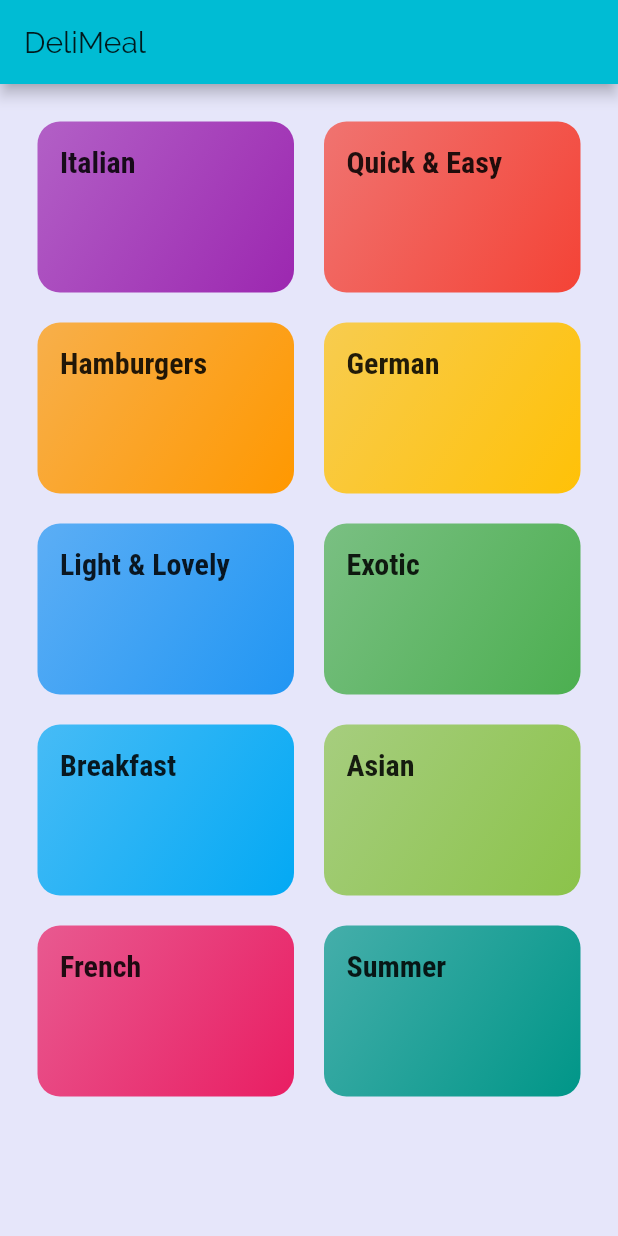
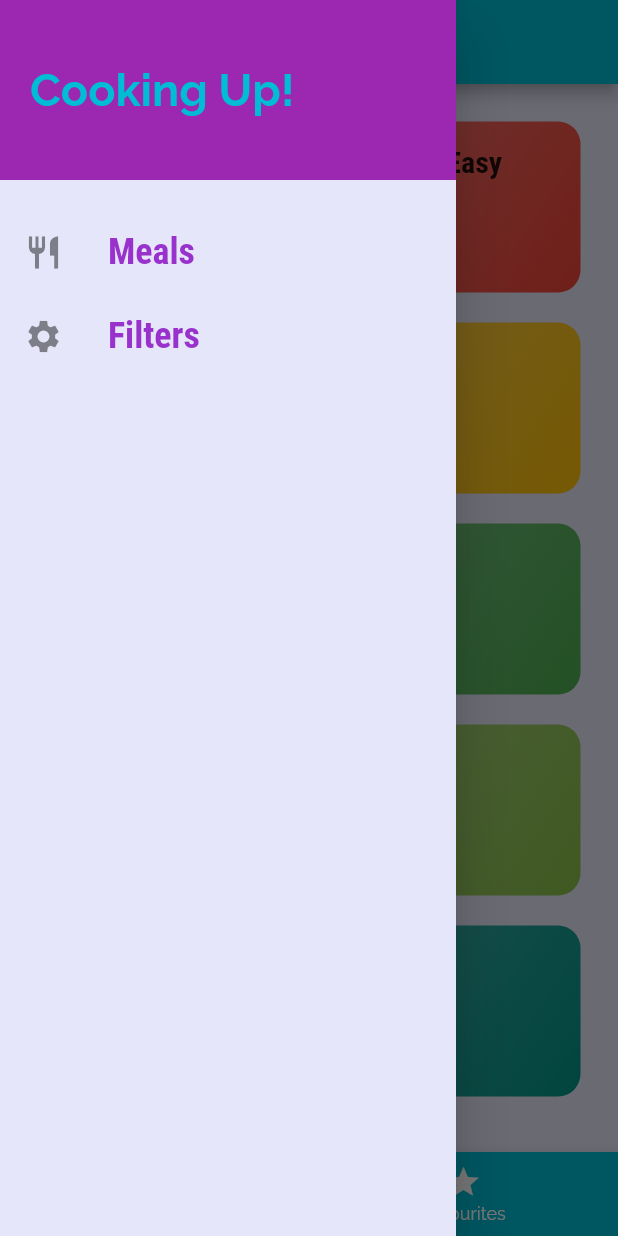
Before and after one commit to elefantaka/mealsApp, a Flutter app: the screen it shows after launch, with the side drawer open (before the commit the screen has no drawer), on a phone screen of 412 x 824 dp. Run offline on Flutter 3.47's test engine with Material 2 defaults, Android fonts, the phone set to English and light mode, and no system bars.

Commit message:
adding navigation bar in the bottom, working with the Drawer widget

```diff
--- a/lib/main.dart
+++ b/lib/main.dart
@@ -1,9 +1,11 @@
 import 'dart:ui';
 
 import 'package:flutter/material.dart';
+import 'package:meals_app/screens/filters_screen.dart';
 import 'file:///C:/Work/flutterUdemy/meals_app/lib/screens/categories_screen.dart';
 import 'file:///C:/Work/flutterUdemy/meals_app/lib/screens/category_meals_screen.dart';
 import 'package:meals_app/screens/meal_detail_screen.dart';
+import 'package:meals_app/screens/tabs_screen.dart';
 
 void main() => runApp(MyApp());
 
@@ -32,9 +34,10 @@ class MyApp extends StatelessWidget {
       // home: CategoriesScreen(),
       initialRoute: '/',
       routes: {
-        '/': (ctx) => CategoriesScreen(),
+        '/': (ctx) => TabsScreen(),
         CategoryMealsScreen.routeName: (ctx) => CategoryMealsScreen(),
         MealDetailScreen.routeName: (ctx) => MealDetailScreen(),
+        FiltersScreen.routeName: (ctx) => FiltersScreen(),
       },
       // onGenerateRoute: (settings) {
       //   print(settings.arguments);
--- a/lib/screens/categories_screen.dart
+++ b/lib/screens/categories_screen.dart
@@ -3,22 +3,21 @@ import 'package:flutter/material.dart';
 import '../widgets/category_item.dart';
 import '../data.dart';
 
-
 class CategoriesScreen extends StatelessWidget {
   @override
   Widget build(BuildContext context) {
-    return Scaffold(
-      appBar: AppBar(title: const Text('DeliMeal'),),
-      body: GridView(
+    return GridView(
       padding: const EdgeInsets.all(25),
-        children: DUMMY_CATEGORIES.map((catData) => CategoryItem(catData.id, catData.title, catData.color)).toList(),
+      children: DUMMY_CATEGORIES
+          .map((catData) =>
+              CategoryItem(catData.id, catData.title, catData.color))
+          .toList(),
       gridDelegate: SliverGridDelegateWithMaxCrossAxisExtent(
         maxCrossAxisExtent: 200,
         childAspectRatio: 3 / 2,
         crossAxisSpacing: 20,
         mainAxisSpacing: 20,
       ),
-      ),
     );
   }
 }
--- a/lib/screens/category_meals_screen.dart
+++ b/lib/screens/category_meals_screen.dart
@@ -2,12 +2,9 @@ import 'package:flutter/material.dart';
 import 'package:flutter/foundation.dart';
 import 'package:meals_app/data.dart';
 
-
 //import '../data.dart';
 import '../widgets/meal_item.dart';
 import 'package:meals_app/models/meal.dart';
-
-
 
 class CategoryMealsScreen extends StatelessWidget {
   static const routeName = '/category-meals';
@@ -19,7 +16,8 @@ class CategoryMealsScreen extends StatelessWidget {
 
   @override
   Widget build(BuildContext context) {
-    final routeArgs = ModalRoute.of(context).settings.arguments as Map<String, String>;
+    final routeArgs =
+        ModalRoute.of(context).settings.arguments as Map<String, String>;
     final categoryTitle = routeArgs['title'];
     final categoryId = routeArgs['id'];
     final categoryMeals = DUMMY_MEALS.where((meal) {
--- /dev/null
+++ b/lib/screens/favourites_screen.dart
@@ -0,0 +1,10 @@
+import 'package:flutter/material.dart';
+
+class FavouritesScreen extends StatelessWidget {
+  @override
+  Widget build(BuildContext context) {
+    return Center(
+      child: Text('Favourites'),
+    );
+  }
+}
--- /dev/null
+++ b/lib/screens/filters_screen.dart
@@ -0,0 +1,12 @@
+import 'package:flutter/material.dart';
+
+class FiltersScreen extends StatelessWidget {
+  static const routeName = '/filters';
+
+  @override
+  Widget build(BuildContext context) {
+    return Center(
+      child: Text('Filters!'),
+    );
+  }
+}
--- /dev/null
+++ b/lib/screens/tabs_screen.dart
@@ -0,0 +1,55 @@
+import 'package:flutter/material.dart';
+import 'package:meals_app/screens/categories_screen.dart';
+import 'package:meals_app/screens/favourites_screen.dart';
+import 'package:meals_app/widgets/main_drawer.dart';
+
+class TabsScreen extends StatefulWidget {
+  @override
+  _TabsScreenState createState() => _TabsScreenState();
+}
+
+class _TabsScreenState extends State<TabsScreen> {
+  final List<Map<String, Object>> _pages = [
+    {'page': CategoriesScreen(), 'title': 'Categories'},
+    {'page': FavouritesScreen(), 'title': 'Your Favourite'},
+  ];
+
+  int _selectedPageIndex = 0;
+
+  void _selectPage(int index) {
+    setState(() {
+      _selectedPageIndex = index;
+    });
+  }
+
+  @override
+  Widget build(BuildContext context) {
+    return Scaffold(
+      appBar: AppBar(
+        title: Text(_pages[_selectedPageIndex]['title']),
+      ),
+      drawer: MainDrawer(),
+      body: _pages[_selectedPageIndex]['page'],
+      bottomNavigationBar: BottomNavigationBar(
+        onTap: _selectPage,
+        backgroundColor: Theme.of(context).primaryColor,
+        unselectedItemColor: Colors.white,
+        selectedItemColor: Theme.of(context).accentColor,
+        currentIndex: _selectedPageIndex,
+        //type: BottomNavigationBarType.shifting,
+        items: [
+          BottomNavigationBarItem(
+            //backgroundColor: Theme.of(context).primaryColor,
+            icon: Icon(Icons.category),
+            title: Text('Categories'),
+          ),
+          BottomNavigationBarItem(
+            //backgroundColor: Theme.of(context).primaryColor,
+            icon: Icon(Icons.star),
+            title: Text('Favourites'),
+          ),
+        ],
+      ),
+    );
+  }
+}
--- a/lib/widgets/category_item.dart
+++ b/lib/widgets/category_item.dart
@@ -31,7 +31,10 @@ class CategoryItem extends StatelessWidget {
           style: Theme.of(context).textTheme.title,
         ),
         decoration: BoxDecoration(
-          gradient: LinearGradient(colors: [color.withOpacity(0.7), color], begin: Alignment.topLeft, end: Alignment.bottomRight),
+          gradient: LinearGradient(
+              colors: [color.withOpacity(0.7), color],
+              begin: Alignment.topLeft,
+              end: Alignment.bottomRight),
           borderRadius: BorderRadius.circular(15),
         ),
       ),
--- /dev/null
+++ b/lib/widgets/main_drawer.dart
@@ -0,0 +1,60 @@
+import 'package:flutter/material.dart';
+import 'package:meals_app/screens/filters_screen.dart';
+
+class MainDrawer extends StatelessWidget {
+  Widget buildListTile(String title, IconData icon, Function tapHandler) {
+    return ListTile(
+      leading: Icon(icon, size: 26),
+      title: Text(
+        title,
+        style: TextStyle(
+          fontFamily: 'RobotoCondensed',
+          fontSize: 24,
+          fontWeight: FontWeight.bold,
+        ),
+      ),
+      onTap: tapHandler,
+    );
+  }
+
+  @override
+  Widget build(BuildContext context) {
+    return Drawer(
+      child: Column(
+        children: <Widget>[
+          Container(
+            height: 120,
+            width: double.infinity,
+            padding: EdgeInsets.all(20),
+            alignment: Alignment.centerLeft,
+            color: Theme.of(context).accentColor,
+            child: Text(
+              'Cooking Up!',
+              style: TextStyle(
+                  fontWeight: FontWeight.bold,
+                  fontSize: 30,
+                  color: Theme.of(context).primaryColor),
+            ),
+          ),
+          SizedBox(
+            height: 20,
+          ),
+          buildListTile(
+            'Meals',
+            Icons.restaurant,
+            () {
+              Navigator.of(context).pushNamed('/');
+            },
+          ),
+          buildListTile(
+            'Filters',
+            Icons.settings,
+            () {
+              Navigator.of(context).pushNamed(FiltersScreen.routeName);
+            },
+          ),
+        ],
+      ),
+    );
+  }
+}
```
Also changed, not shown: lib/widgets/meal_item.dart (+27 -12 lines), lib/data.dart (indentation only). Lines whose indentation alone changed are shown as unchanged.
